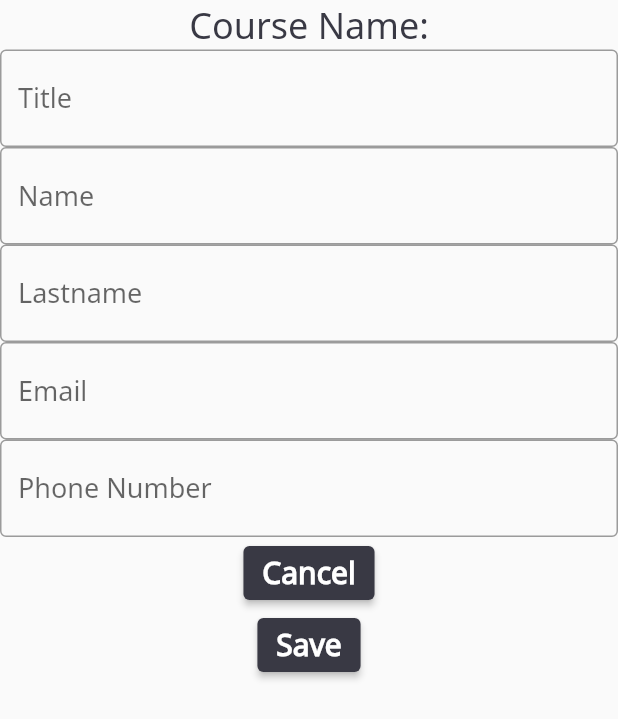
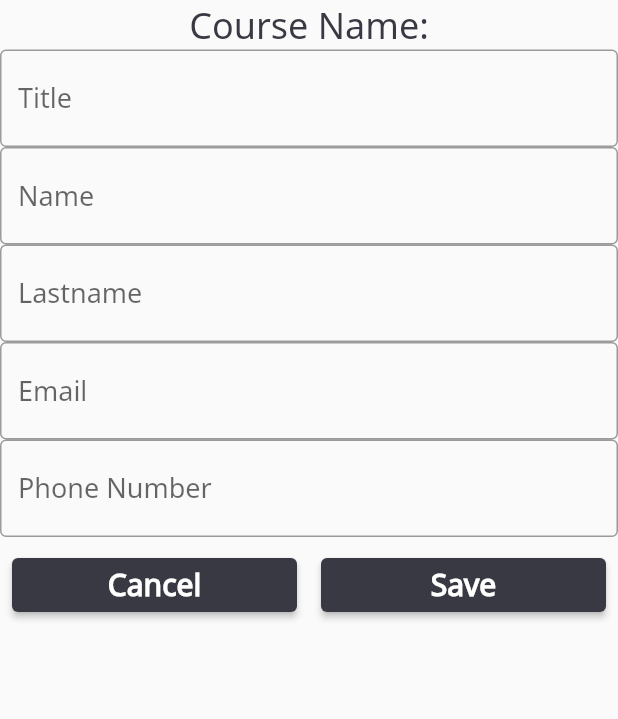
Before and after one commit to ODDS-TEAM/oddsHub-mobile, a Flutter app: the RegistrationScreen screen opened directly, on a phone screen of 412 x 824 dp. Shown: the top 719 px of the screen. Run offline on Flutter 3.47's test engine with Material 2 defaults, Android fonts, the phone set to English and light mode, and no system bars.

Commit message:
implement button style

```diff
--- a/lib/presentation/journey/Registration/registration_screen.dart
+++ b/lib/presentation/journey/Registration/registration_screen.dart
@@ -44,14 +44,29 @@ class _RegistrationScreen extends State<RegistrationScreen> {
               hintText: 'Phone Number',
             ),
           ),
-          ElevatedButton(
+          Row(
+            mainAxisAlignment: MainAxisAlignment.end,
+            children: [
+              Expanded(
+                child: Container(
+                  margin: const EdgeInsets.all(8),
+                  child: ElevatedButton(
                     onPressed: () => {},
                     child: const Text('Cancel'),
                   ),
-          ElevatedButton(
+                ),
+              ),
+              Expanded(
+                child: Container(
+                  margin: const EdgeInsets.all(8),
+                  child: ElevatedButton(
                     onPressed: () => {},
                     child: const Text('Save'),
                   ),
+                ),
+              ),
+            ],
+          )
         ],
       ),
     );
```
Lines whose indentation alone changed are shown as unchanged.
